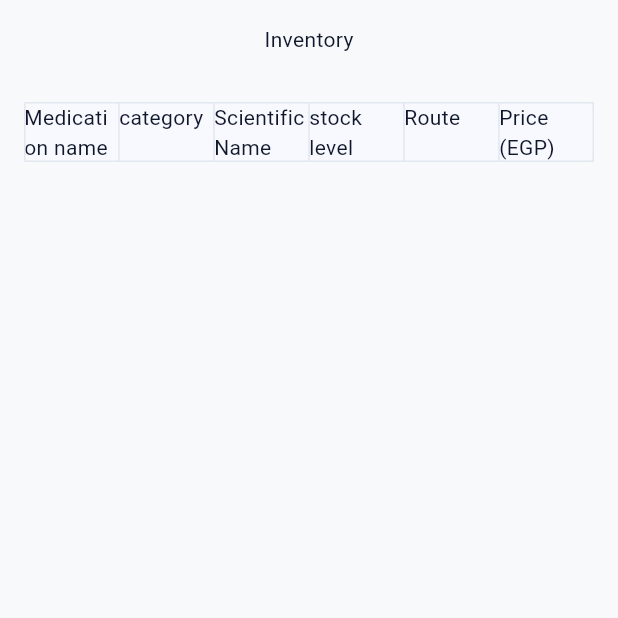
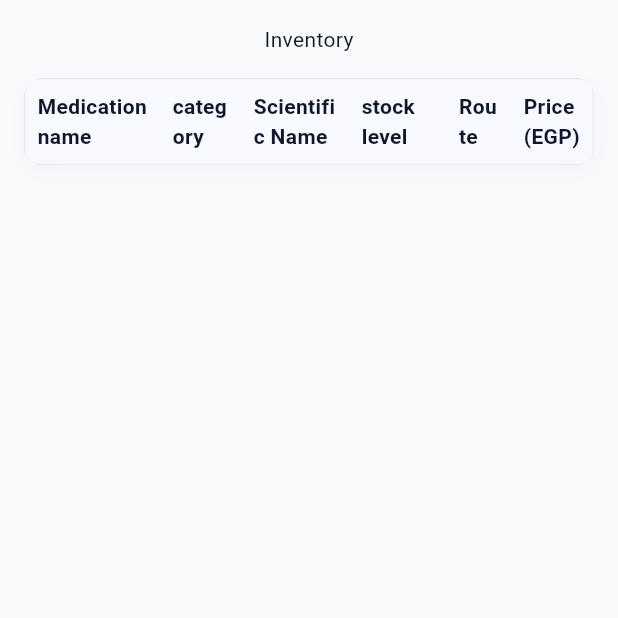
Before and after one commit to yossef-fouad2/protopharma, a Flutter app: the InventoryScreen screen opened directly, on a phone screen of 412 x 824 dp, the top half of it. Run offline on Flutter 3.47's test engine with Material 3 defaults, Android fonts, the phone set to English and light mode, and no system bars; our stand-ins replace cloud_firestore, drift, equatable, firebase_core, flutter_bloc, get and 1 more; accounts and stored records are empty; generated files the repository leaves out were written again; statements that could not run were skipped.

Commit message:
feat(inventory): implement local database query fetching and wire inventory screen with cubit
- Added `flutter_bloc` dependency for state management.
- Integrated Drift database (`AppDatabase`) with `DrugsRepository` and implemented `getLocalDrugs()`.
- Created `InventoryCubit` and `InventoryState` to manage and emit loaded drug list states.
- Refactored `InventoryScreen` to encapsulate the local `BlocProvider` and split layout into `_InventoryView`.
- Cleaned up `MainLayoutScreen` navigation stack to instantiate `InventoryScreen` directly.
- Polished layout, border styling, and column widths of `DisplayTable`.
- Updated repository unit tests to support database injection.

```diff
--- a/lib/data/app_database.dart
+++ b/lib/data/app_database.dart
@@ -17,6 +17,9 @@ class AppDatabase extends _$AppDatabase {
 
   @override
   int get schemaVersion => 1;
+
+
+
 }
 
 
--- a/lib/features/home/home_screen.dart
+++ b/lib/features/home/home_screen.dart
@@ -3,7 +3,7 @@ import 'package:protopharma/core/config/app_theme.dart';
 import 'package:protopharma/data/fetch_drugs.dart';
 
 class HomeScreen extends StatelessWidget {
-  HomeScreen({super.key});
+ const HomeScreen({super.key});
   // final drugsRepo = DrugsRepository();
   // late final drugs = drugsRepo.getDrugs();
   // final drugBox = hive_service.drugBox;
--- /dev/null
+++ b/lib/features/inventory/inventory_cubit.dart
@@ -0,0 +1,43 @@
+import 'package:flutter_bloc/flutter_bloc.dart';
+import 'package:protopharma/features/drugs/repositories/drugs_repository.dart';
+import 'package:protopharma/features/inventory/inventory_state.dart';
+
+import '../drugs/models/drug_model.dart';
+
+class InventoryCubit extends Cubit<InventoryState> {
+  // final AppDatabase db;
+  InventoryCubit({required this.drugRepository})
+    : super(const InventoryInProgress()) {
+    _loadInventory();
+  }
+  final DrugsRepository drugRepository;
+  // final String drugId;
+
+  // ── Pagination state (private, UI never sees these) ──
+  final List<DrugModel> _allDrugs = [];
+  int _offset = 0;
+  bool _hasMore = true;
+  bool _isLoading = false;
+  static const _pageSize = 20;
+
+  Future<void> _loadInventory() async {
+    _isLoading = true;
+    try {
+      //1
+      final List<DrugModel> drugs = await drugRepository.getLocalDrugs();
+      _allDrugs.addAll(drugs);
+      _isLoading = false;
+      //2
+      emit(
+        InventorySuccess(
+          drugs: List.unmodifiable(_allDrugs),
+          hasMore: drugRepository.hasMore,
+          isLoadingMore: _isLoading,
+        ),
+      );
+    } catch (error) {
+      _isLoading = false;
+      emit(InventoryFailure());
+    }
+  }
+}
--- a/lib/features/inventory/inventory_screen.dart
+++ b/lib/features/inventory/inventory_screen.dart
@@ -1,14 +1,33 @@
 import 'package:flutter/material.dart';
+import 'package:flutter_bloc/flutter_bloc.dart';
 import 'package:protopharma/features/inventory/widgets/display_table.dart';
+
+import '../drugs/repositories/drugs_repository.dart';
+import 'inventory_cubit.dart';
 
 class InventoryScreen extends StatelessWidget {
   const InventoryScreen({super.key});
 
   @override
   Widget build(BuildContext context) {
-    return Scaffold(
-      body: SafeArea(
-        child: Column(
+    return BlocProvider(
+      create: (context) => InventoryCubit(
+        drugRepository: RepositoryProvider.of<DrugsRepository>(context),
+      ),
+      child: Scaffold(body: SafeArea(child: _InventoryView())),
+    );
+  }
+}
+
+///to-do: implement the inventory view
+///a3ml el bloc consumer & w map el data fe 3shan el drugData
+
+class _InventoryView extends StatelessWidget {
+  const _InventoryView({super.key});
+
+  @override
+  Widget build(BuildContext context) {
+    return Column(
       children: [
         const SizedBox(height: 16),
         const Text("Inventory"),
@@ -25,8 +44,6 @@ class InventoryScreen extends StatelessWidget {
           drugData: [],
         ),
       ],
-        ),
-      ),
     );
   }
 }
--- /dev/null
+++ b/lib/features/inventory/inventory_state.dart
@@ -0,0 +1,32 @@
+import 'package:equatable/equatable.dart';
+import 'package:flutter_bloc/flutter_bloc.dart';
+import 'package:protopharma/features/drugs/models/drug_model.dart';
+
+abstract class InventoryState extends Equatable {
+  const InventoryState();
+}
+
+class InventoryInProgress extends InventoryState {
+  const InventoryInProgress();
+
+  @override
+  List<Object?> get props => [];
+}
+
+class InventorySuccess extends InventoryState {
+  const InventorySuccess({required this.drugs, required this.hasMore, required this.isLoadingMore});
+
+  final List<DrugModel> drugs;
+  final bool hasMore;
+  final bool isLoadingMore;
+
+  @override
+  List<Object?> get props => [drugs, hasMore, isLoadingMore];
+}
+
+class InventoryFailure extends InventoryState {
+  const InventoryFailure();
+
+  @override
+  List<Object?> get props => [];
+}
--- a/lib/features/inventory/widgets/display_table.dart
+++ b/lib/features/inventory/widgets/display_table.dart
@@ -1,7 +1,8 @@
 import 'package:flutter/material.dart';
+import 'package:google_fonts/google_fonts.dart';
 import 'package:protopharma/core/config/app_colors.dart';
+import 'package:protopharma/core/config/app_text_styles.dart';
 import 'package:protopharma/data/app_database.dart';
-import 'package:protopharma/data/tables/drug_table.dart';
 
 class DisplayTable extends StatelessWidget {
   const DisplayTable({
@@ -12,19 +13,89 @@ class DisplayTable extends StatelessWidget {
 
   final List<String> columnNames;
   final List<DrugTableData> drugData;
+
   @override
   Widget build(BuildContext context) {
-    return Padding(
-      padding: const EdgeInsets.all(16.0),
+    return Container(
+      margin: const EdgeInsets.symmetric(horizontal: 16.0),
+      decoration: BoxDecoration(
+        color: AppColors.surface,
+        borderRadius: BorderRadius.circular(12),
+        border: Border.all(color: AppColors.border),
+        boxShadow: [
+          BoxShadow(
+            color: Colors.black.withOpacity(0.02),
+            blurRadius: 10,
+            offset: const Offset(0, 4),
+          ),
+        ],
+      ),
+      clipBehavior: Clip.antiAlias,
       child: Table(
-        border: TableBorder.all(color: AppColors.border),
+        columnWidths: const {
+          0: FlexColumnWidth(2.5), // Medication name
+          1: FlexColumnWidth(1.5), // Category
+          2: FlexColumnWidth(2),   // Scientific Name
+          3: FlexColumnWidth(1.8), // Stock Level
+          4: FlexColumnWidth(1.2), // Route
+          5: FlexColumnWidth(1.5), // Price (EGP)
+        },
+        defaultVerticalAlignment: TableCellVerticalAlignment.middle,
+        border: const TableBorder(
+          horizontalInside: BorderSide(color: AppColors.border, width: 1),
+        ),
         children: [
+          // Header Row
           TableRow(
             decoration: BoxDecoration(
               color: AppColors.surfaceContainerLow,
-              borderRadius: BorderRadius.all(Radius.circular(12)),
+              borderRadius: BorderRadius.all(Radius.circular(8)),
             ),
-            children: columnNames.map((name) => Text(name)).toList(),
+            children: columnNames
+                .map(
+                  (name) => Padding(
+                    padding: const EdgeInsets.all(8.0),
+                    child: Text(
+                      name,
+                      style: const TextStyle(fontWeight: FontWeight.bold),
+                    ),
+                  ),
+                )
+                .toList(),
+          ),
+          ...drugData.map(
+            (drug) => TableRow(
+              children: [
+                Padding(
+                  padding: const EdgeInsets.all(8.0),
+                  child: Text(drug.commercialNameEn),
+                ),
+                Padding(
+                  padding: const EdgeInsets.all(8.0),
+                  child: Text(drug.commercialNameAR),
+                ),
+                Padding(
+                  padding: const EdgeInsets.all(8.0),
+                  child: Text(drug.scientificName),
+                ),
+                Padding(
+                  padding: const EdgeInsets.all(8.0),
+                  child: Text(drug.manufacturer),
+                ),
+                Padding(
+                  padding: const EdgeInsets.all(8.0),
+                  child: Text(drug.drugClass),
+                ),
+                Padding(
+                  padding: const EdgeInsets.all(8.0),
+                  child: Text(drug.route),
+                ),
+                Padding(
+                  padding: const EdgeInsets.all(8.0),
+                  child: Text(drug.priceEGP.toString()),
+                ),
+              ],
+            ),
           ),
         ],
       ),
--- a/lib/features/navigation/screens/main_layout_screen.dart
+++ b/lib/features/navigation/screens/main_layout_screen.dart
@@ -1,4 +1,5 @@
 import 'package:flutter/material.dart';
+import 'package:flutter_bloc/flutter_bloc.dart';
 import 'package:get/get_core/src/get_main.dart';
 import 'package:get/get_instance/get_instance.dart';
 import 'package:get/get_state_manager/get_state_manager.dart';
@@ -23,7 +24,7 @@ class MainLayoutScreen extends StatelessWidget {
                 index: controller.selectedIndex,
                 children: [
                   HomeScreen(),
-                  const InventoryScreen(),
+                  InventoryScreen(),
                   const Center(child: Text('Orders Screen')),
                   const Center(child: Text('Checkout Screen')),
                 ],
--- a/pubspec.yaml
+++ b/pubspec.yaml
@@ -42,6 +42,7 @@ dependencies:
   sqlite3: ^3.3.3
   path: ^1.9.1
   path_provider: ^2.1.6
+  flutter_bloc: ^9.1.1
 
 dev_dependencies:
   flutter_test:
```
Also changed, not shown: lib/features/drugs/repositories/drugs_repository.dart (+39 -7 lines), pubspec.lock, 1 other file. Lines whose indentation alone changed are shown as unchanged.
